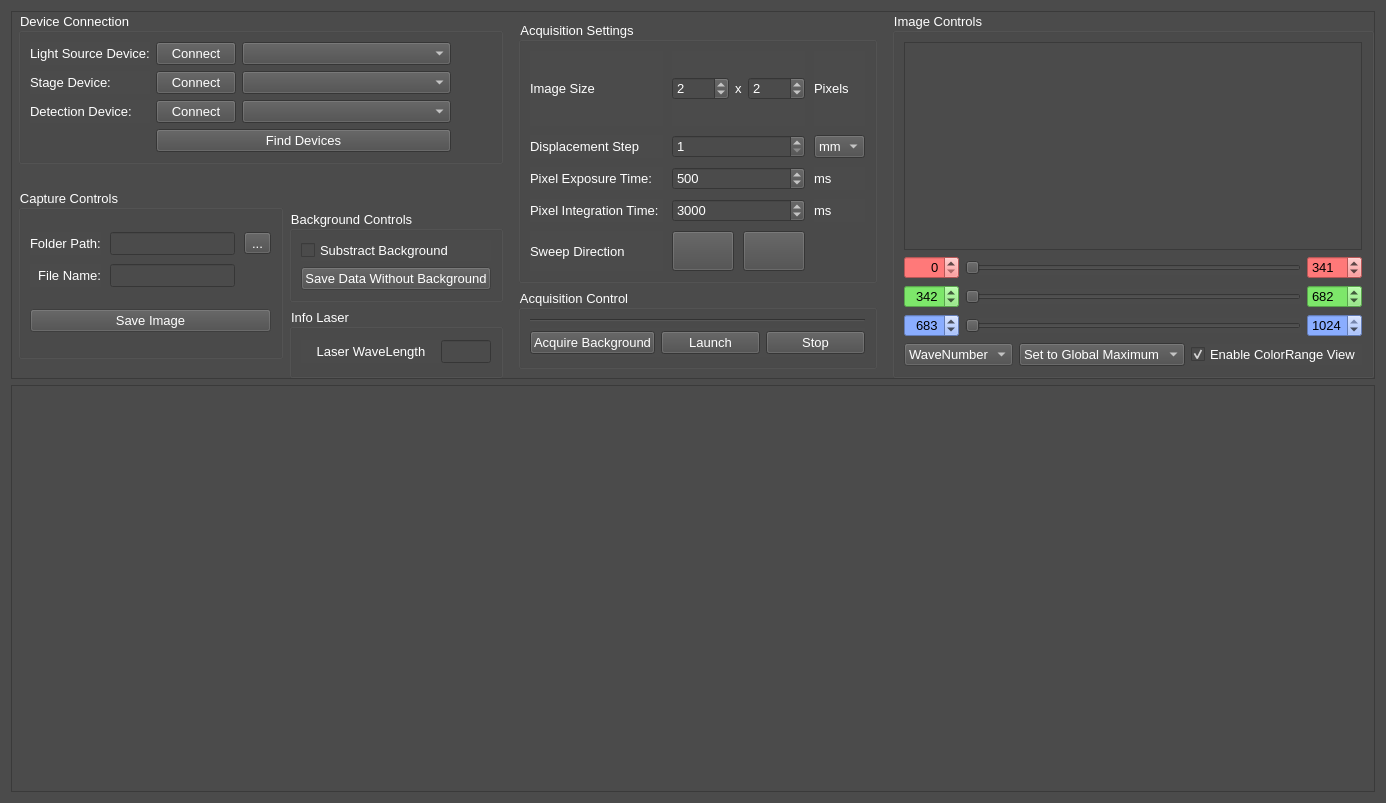
Old version of the form gui/views/microRamanViewUi.ui in the repository PyMarc2/OceanOpticsSpectroViewer.
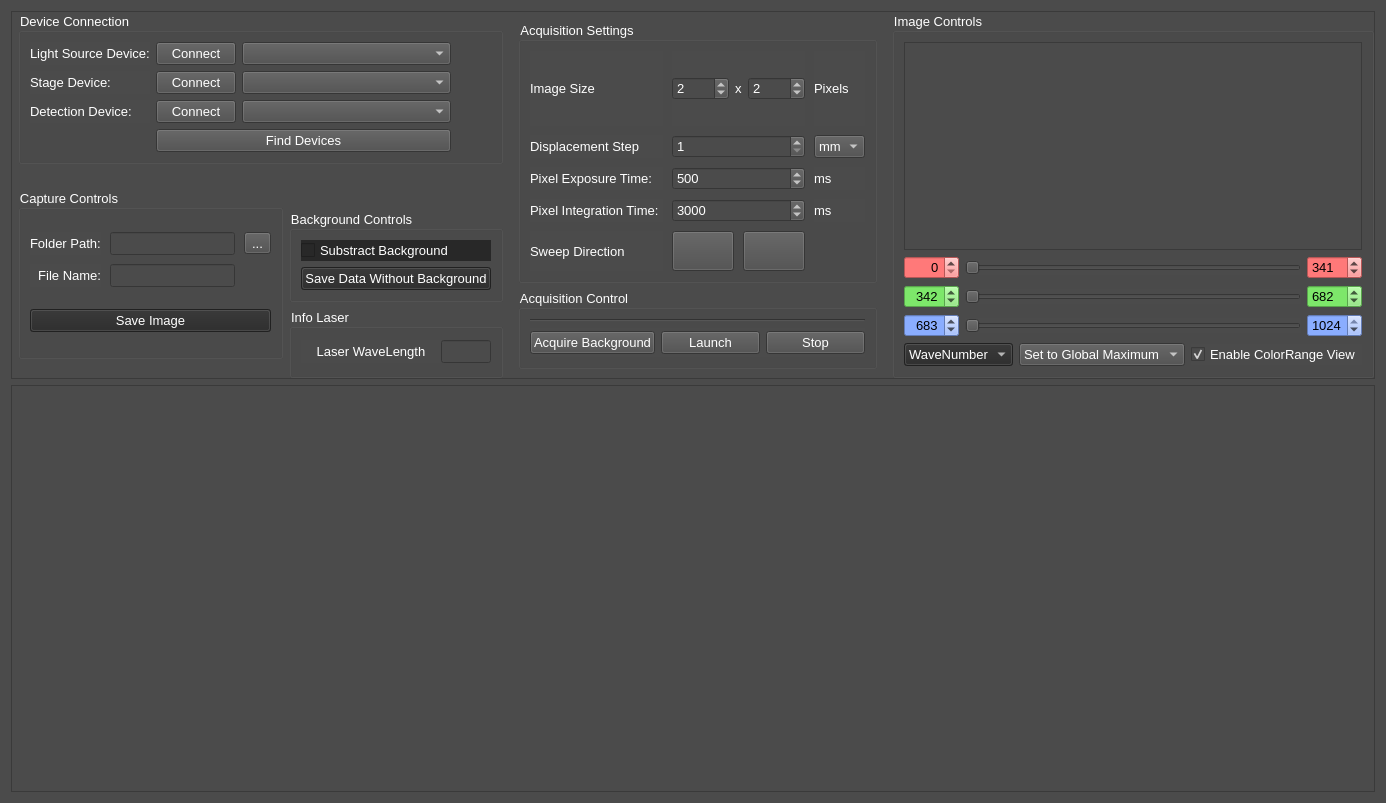
New version of the form. Custom widgets are drawn as their Qt base class.

Commit message: change StyleSheet when buttons are not enabled

```diff
--- a/gui/views/microRamanViewUi.ui
+++ b/gui/views/microRamanViewUi.ui
@@ -322,6 +322,9 @@
                <property name="enabled">
                 <bool>false</bool>
                </property>
+               <property name="styleSheet">
+                <string notr="true">background-color: rgb(40, 40, 40);</string>
+               </property>
                <property name="text">
                 <string>Save Image</string>
                </property>
@@ -367,6 +370,9 @@
                    <property name="toolTip">
                     <string/>
                    </property>
+                   <property name="styleSheet">
+                    <string notr="true">background-color: rgb(40, 40, 40);</string>
+                   </property>
                    <property name="text">
                     <string>Substract Background</string>
                    </property>
@@ -377,6 +383,9 @@
                    <property name="enabled">
                     <bool>false</bool>
                    </property>
+                   <property name="styleSheet">
+                    <string notr="true">background-color: rgb(40, 40, 40);</string>
+                   </property>
                    <property name="text">
                     <string>Save Data Without Background</string>
                    </property>
@@ -970,6 +979,10 @@
              <property name="enabled">
               <bool>false</bool>
              </property>
+             <property name="styleSheet">
+              <string notr="true">background-color: rgb(40, 40, 40);
+</string>
+             </property>
              <item>
               <property name="text">
                <string>WaveNumber</string>
```
The commit also changes 2 other files.
